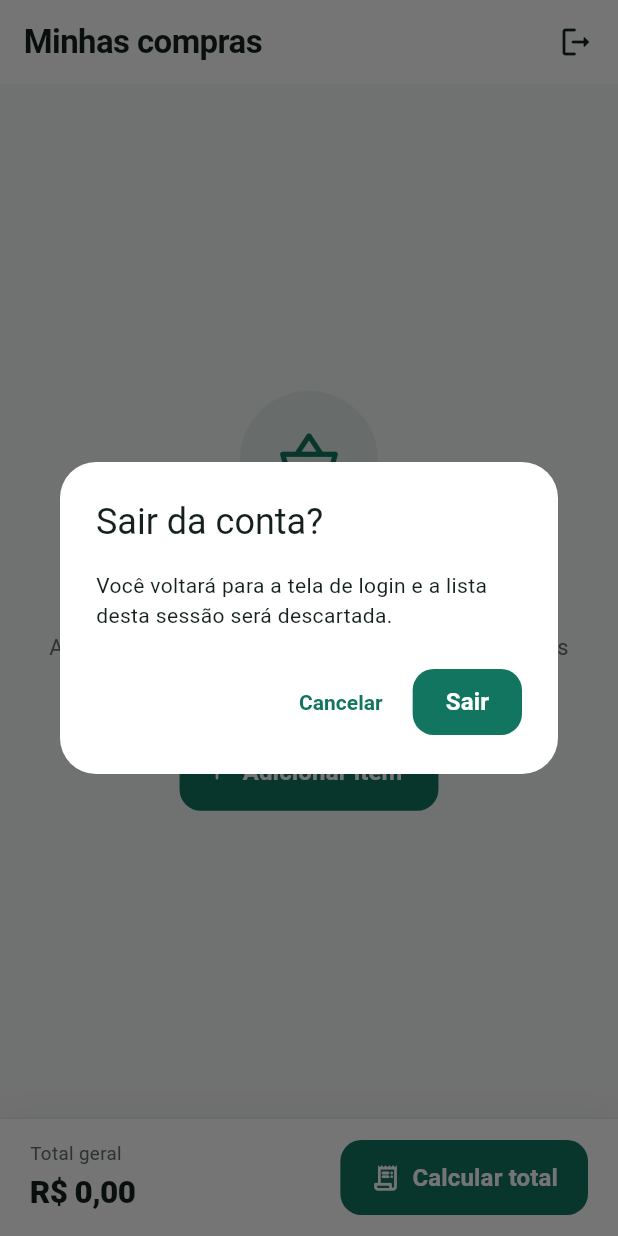
After one commit to Makson19/listafacil_ui, a Flutter app: the ListaComprasScreen screen opened directly, after a tap on the "logout" icon, on a phone screen of 412 x 824 dp. The commit adds this screen. Run offline on Flutter 3.47's test engine with Material 3 defaults, Android fonts, the phone set to English and light mode, and no system bars.

Commit message:
feat: criando tela de listagem dos itens

```diff
--- a/lib/main.dart
+++ b/lib/main.dart
@@ -14,6 +14,7 @@ class ListaFacilApp extends StatelessWidget {
   Widget build(BuildContext context) {
     return MaterialApp(
       title: 'ListaFácil',
+      debugShowCheckedModeBanner: false,
       theme: AppTheme.light(),
       home: const LoginScreen(),
     );
--- /dev/null
+++ b/lib/models/item_compra.dart
@@ -0,0 +1,15 @@
+class ItemCompra {
+  final String id;
+  final String nome;
+  final int quantidade;
+  final double precoUnitario;
+  final bool selecionado;
+
+  const ItemCompra({
+    required this.id,
+    required this.nome,
+    required this.quantidade,
+    required this.precoUnitario,
+    this.selecionado = false
+  });
+}
--- /dev/null
+++ b/lib/screens/lista_compras_screen.dart
@@ -0,0 +1,183 @@
+import 'package:flutter/material.dart';
+import 'package:listafacil/models/item_compra.dart';
+import 'package:listafacil/screens/cadastro_item_screen.dart';
+import 'package:listafacil/screens/login_screen.dart';
+import 'package:listafacil/theme/app_theme.dart';
+import 'package:listafacil/utils/functions.dart';
+import 'package:listafacil/widgets/barra_total.dart';
+import 'package:listafacil/widgets/item_compra_tile.dart';
+import 'package:listafacil/widgets/no_empty_items.dart';
+
+
+class ListaComprasScreen extends StatefulWidget {
+  const ListaComprasScreen({super.key});
+
+  @override
+  State<ListaComprasScreen> createState() => _ListaCompraScreenState();
+}
+
+class _ListaCompraScreenState extends State<ListaComprasScreen> {
+  final List<ItemCompra> itens = [];
+
+  void mostrarMensagem(String mensagem) {
+    ScaffoldMessenger.of(context)
+      ..hideCurrentSnackBar()
+      ..showSnackBar(SnackBar(content: Text(mensagem)));
+  }
+
+  Future<void> sair() async {
+    final confirmar = await showDialog<bool>(
+      context: context,
+      builder: (dialogContext) => AlertDialog(
+        title: const Text('Sair da conta?'),
+        content: const Text(
+          'Você voltará para a tela de login e a lista desta sessão será descartada.'
+        ),
+        actions: [
+          TextButton(
+            onPressed: () => Navigator.of(dialogContext).pop(false),
+            child: const Text('Cancelar'),
+          ),
+          FilledButton(
+            onPressed: () => Navigator.of(dialogContext).pop(true),
+            style: FilledButton.styleFrom(
+              minimumSize: const Size(0, 44),
+              padding: const EdgeInsets.symmetric(horizontal: 22),
+            ),
+            child: const Text('Sair'),
+          ),
+        ]
+      ),
+    );
+
+    if (confirmar != true || !mounted) return;
+
+    Navigator.of(context).pushReplacement(
+      MaterialPageRoute<void>(builder: (_) => const LoginScreen()),
+    );
+  }
+
+  Future<void> abrirCadastro({ItemCompra? item}) async {
+    final resultado = await Navigator.of(context).push<ItemCompra>(
+      MaterialPageRoute<ItemCompra>(
+        builder: (_) => CadastroItemScreen(item: item),
+      ),
+    );
+
+    if (resultado == null || !mounted) return;
+
+    if (item == null) {
+      itens.add(resultado);
+      mostrarMensagem('"${resultado.nome}" foi adicionado à lista.');
+    } else {
+      itens.add(resultado);
+      mostrarMensagem('Item atualizado com sucesso.');
+    }
+  }
+
+  void removerItem(ItemCompra item) {
+    itens.removeWhere((i) => i.id == item.id);
+  }
+
+  void marcarTodos() {
+
+  }
+
+  @override
+  Widget build(BuildContext context) {
+    return Scaffold(
+      appBar: AppBar(
+        title: const Text('Minhas compras'),
+        backgroundColor: Colors.white,
+        actions: [
+          // PopupMenuButton(
+          //   tooltip: 'Mais opções',
+          //   icon: const Icon(Icons.more_vert_rounded),
+          //   onSelected: (_) => {},
+          //   itemBuilder: (_) => const [
+          //     PopupMenuItem(
+          //       value: 'marcar',
+          //       child: Row(
+          //         children: [
+          //           Icon(Icons.done_all_rounded, size: 20),
+          //           SizedBox(width: 10),
+          //           Text('Marcar todos'),
+          //         ]
+          //       ),
+          //     ),
+          //     PopupMenuItem(
+          //       value: 'desmarcar',
+          //       child: Row(
+          //         children: [
+          //           Icon(Icons.remove_done_rounded, size: 20),
+          //           SizedBox(width: 10),
+          //           Text('Desmarcar todos'),
+          //         ],
+          //       ),
+          //     ),
+          //   ],
+          // ),
+          IconButton(
+            tooltip: 'Sair',
+            onPressed: sair,
+            icon: const Icon(Icons.logout_rounded)
+          ),
+          const SizedBox(width: 4),
+        ],
+      ),
+      body: SafeArea(
+        bottom: false,
+        child: Center(
+          child: ConstrainedBox(
+            constraints: const BoxConstraints(maxWidth: 720),
+            child: Column(
+              children: [
+                Expanded(
+                  child: itens.isEmpty
+                  ? NoEmptyItems(onAdd: () => abrirCadastro())
+                  : ListView.separated(
+                    padding: EdgeInsets.fromLTRB(20, 0, 20, 100),
+                    itemCount: itens.length,
+                    separatorBuilder: (_, _) => const SizedBox(height: 10),
+                    itemBuilder: (_, indice) {
+                      final item = itens[indice];
+                      return Dismissible(
+                        key: ValueKey(item.id),
+                        direction: DismissDirection.endToStart,
+                        onDismissed: (_) => {},
+                        child: ItemCompraTile(
+                          item: item,
+                          onAlternarSelecao: () => {},
+                          onEditar: () => abrirCadastro(),
+                          onRemover: () => {}
+                        ),
+                      );
+                    }
+                  )
+                ),
+              ],
+            ),
+          ),
+        ),
+      ),
+      floatingActionButton: itens.isEmpty
+        ? null
+        : FloatingActionButton.extended(
+          onPressed: () => {},
+          backgroundColor: AppTheme.primaria,
+          foregroundColor: Colors.white,
+          elevation: 2,
+          icon: const Icon(Icons.add_rounded),
+          label: const Text(
+            'Novo item',
+            style: TextStyle(fontWeight: FontWeight.w700),
+          ),
+        ),
+      bottomNavigationBar: BarraTotal(
+        total: getTotal(itens),
+        podeCalcular: itens.isEmpty,
+        onCalcular: () => {},
+      ),
+    );
+  }
+}
--- /dev/null
+++ b/lib/utils/functions.dart
@@ -0,0 +1,37 @@
+import 'package:listafacil/models/item_compra.dart';
+
+/// Formata um valor em reais no padrão brasileiro: `R$ 1.234,50`.
+
+String formatarMoeda(double valor) {
+  final negativo = valor < 0;
+  final partes = valor.abs().toStringAsFixed(2).split('.');
+  final inteiro = partes[0];
+  final centavos = partes[1];
+
+  final comMilhar = StringBuffer();
+  for (var i = 0; i < inteiro.length; i++) {
+    comMilhar.write(inteiro[i]);
+    final restantes = inteiro.length - i - 1;
+    if (restantes > 0 && restantes % 3 == 0) {
+      comMilhar.write('.');
+    }
+  }
+
+  return '${negativo ? '-' : ''}R\$ $comMilhar,$centavos';
+}
+
+double? converterPreco(String texto) {
+  var limpo = texto.trim().replaceAll('R\$', '').replaceAll(' ', '');
+  if (limpo.isEmpty) return null;
+
+  if (limpo.contains(',')) {
+    limpo = limpo.replaceAll('.', '').replaceAll(',', '.');
+  }
+
+  return double.tryParse(limpo);
+}
+
+double getTotal(List<ItemCompra> items) {
+  final double total = items.fold<double>(0.0, (acc, item) => acc + (item.precoUnitario * item.quantidade));
+  return total;
+}
--- /dev/null
+++ b/lib/widgets/barra_total.dart
@@ -0,0 +1,79 @@
+import 'package:flutter/material.dart';
+import 'package:listafacil/utils/functions.dart';
+
+import '../theme/app_theme.dart';
+
+class BarraTotal extends StatelessWidget {
+  const BarraTotal({
+    required this.total,
+    required this.podeCalcular,
+    required this.onCalcular,
+  });
+
+  final double total;
+  final bool podeCalcular;
+  final VoidCallback onCalcular;
+
+  @override
+  Widget build(BuildContext context) {
+    return Container(
+      decoration: BoxDecoration(
+        color: Colors.white,
+        border: const Border(top: BorderSide(color: AppTheme.borda)),
+        boxShadow: [
+          BoxShadow(
+            color: Colors.black.withValues(alpha: 0.05),
+            blurRadius: 18,
+            offset: const Offset(0, -4),
+          ),
+        ],
+      ),
+      child: SafeArea(
+        top: false,
+        minimum: const EdgeInsets.fromLTRB(20, 14, 20, 14),
+        child: Row(
+          children: [
+            Expanded(
+              child: Column(
+                crossAxisAlignment: CrossAxisAlignment.start,
+                mainAxisSize: MainAxisSize.min,
+                children: [
+                  const Text(
+                    'Total geral',
+                    style: TextStyle(
+                      fontSize: 12.5,
+                      color: AppTheme.textoSecundario,
+                    ),
+                  ),
+                  const SizedBox(height: 2),
+                  FittedBox(
+                    fit: BoxFit.scaleDown,
+                    alignment: Alignment.centerLeft,
+                    child: Text(
+                      formatarMoeda(total),
+                      style: const TextStyle(
+                        fontSize: 21,
+                        fontWeight: FontWeight.w800,
+                        letterSpacing: -0.4,
+                      ),
+                    ),
+                  ),
+                ],
+              ),
+            ),
+            const SizedBox(width: 12),
+            FilledButton.icon(
+              onPressed: podeCalcular ? onCalcular : null,
+              icon: const Icon(Icons.receipt_long_rounded, size: 20),
+              label: const Text('Calcular total'),
+              style: FilledButton.styleFrom(
+                minimumSize: const Size(0, 50),
+                padding: const EdgeInsets.symmetric(horizontal: 20),
+              ),
+            ),
+          ],
+        ),
+      ),
+    );
+  }
+}
--- /dev/null
+++ b/lib/widgets/no_empty_items.dart
@@ -0,0 +1,61 @@
+import 'package:flutter/material.dart';
+import 'package:listafacil/theme/app_theme.dart';
+
+class NoEmptyItems extends StatelessWidget {
+  const NoEmptyItems({required this.onAdd});
+
+  final VoidCallback onAdd;
+
+  @override
+  Widget build(BuildContext context) {
+    return Center(
+      child: SingleChildScrollView(
+        padding: const EdgeInsets.all(32),
+        child: Column(
+          mainAxisSize: MainAxisSize.min,
+          children: [
+            Container(
+              width: 92,
+              height: 92,
+              decoration: BoxDecoration(
+                color: AppTheme.primaria.withValues(alpha: 0.08),
+                shape: BoxShape.circle,
+              ),
+              child: const Icon(
+                Icons.shopping_basket_outlined,
+                size: 42,
+                color: AppTheme.primaria
+              ),
+            ),
+            const SizedBox(height: 22),
+            const Text(
+              'Sua lista está vazia',
+              textAlign: TextAlign.center,
+              style: TextStyle(
+                fontSize: 14.5,
+                height: 1.5,
+                color: AppTheme.textoSecundario,
+              ),
+            ),
+            const SizedBox(height: 24),
+            const Text(
+              'Adicione o primeiro item e comece a organizar suas compras.',
+              textAlign: TextAlign.center,
+              style: TextStyle(
+                fontSize: 14.5,
+                height: 1.5,
+                color: AppTheme.textoSecundario,
+              ),
+            ),
+            const SizedBox(height: 24),
+            FilledButton.icon(
+              onPressed: onAdd,
+              icon: const Icon(Icons.add_rounded),
+              label: const Text('Adicionar item')
+            ),
+          ],
+        ),
+      ),
+    );
+  }
+}
```
Also changed, not shown: lib/screens/cadastro_item_screen.dart (added, +24 -0 lines), lib/screens/login_screen.dart (+4 -3 lines), lib/widgets/botao_acao.dart (added, +34 -0 lines), lib/widgets/item_compra_tile.dart (added, +117 -0 lines).
